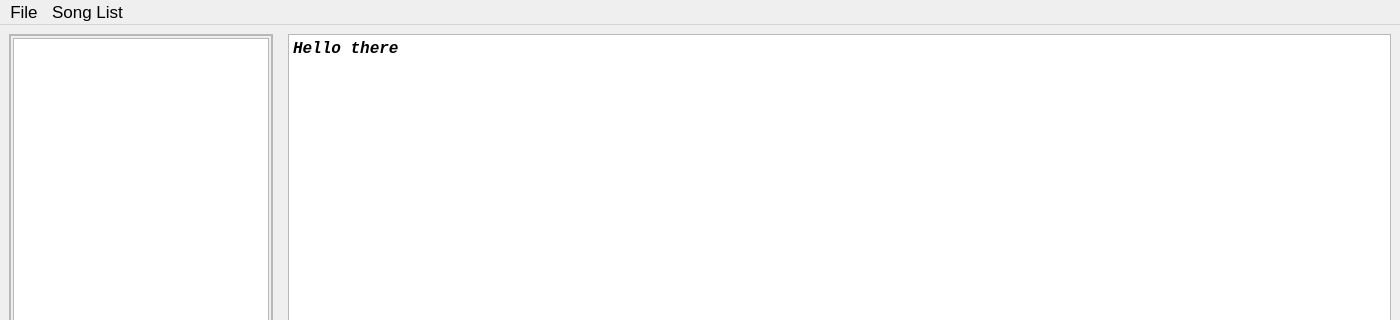
carlbeech/OpenSongViewer, file MainWindow.ui: the form before one commit; both pictures show x 0 to 1400 and y 0 to 320 of the 1400 by 800 pixel window.
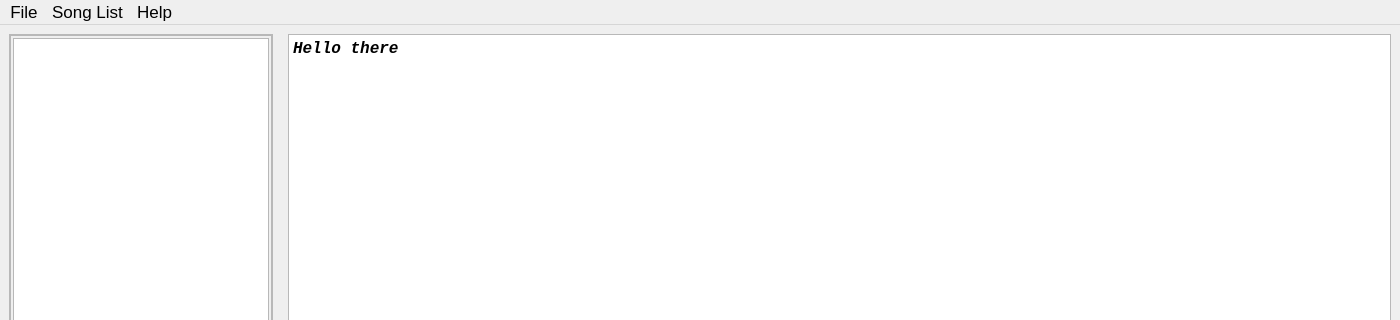
The form after the commit.

What changed in the file:
```diff
--- a/MainWindow.ui
+++ b/MainWindow.ui
@@ -419,8 +419,15 @@
     <addaction name="actionSave_Song_List"/>
     <addaction name="actionSave_Song_List_As"/>
    </widget>
+   <widget class="QMenu" name="menuHelp">
+    <property name="title">
+     <string>Help</string>
+    </property>
+    <addaction name="actionAbout"/>
+   </widget>
    <addaction name="menuFile"/>
    <addaction name="menuSong_List"/>
+   <addaction name="menuHelp"/>
   </widget>
   <widget class="QStatusBar" name="statusBar"/>
   <action name="actionQuit">
```
Left out of the diff: 5 changed lines with no effect on the pictures.
